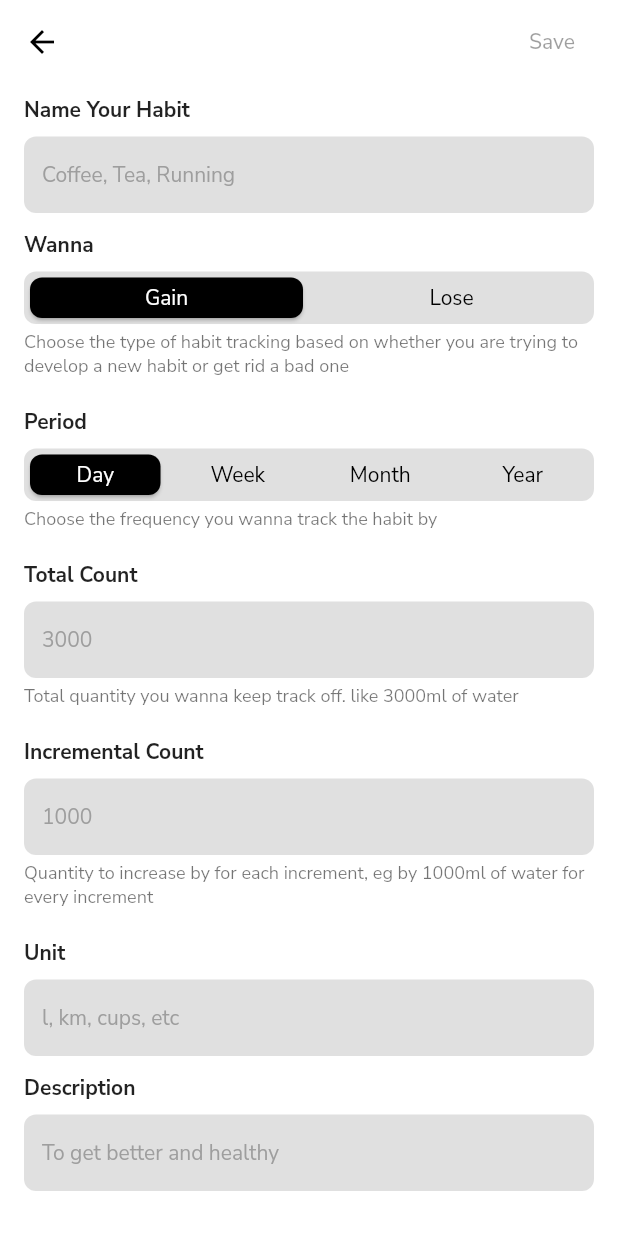
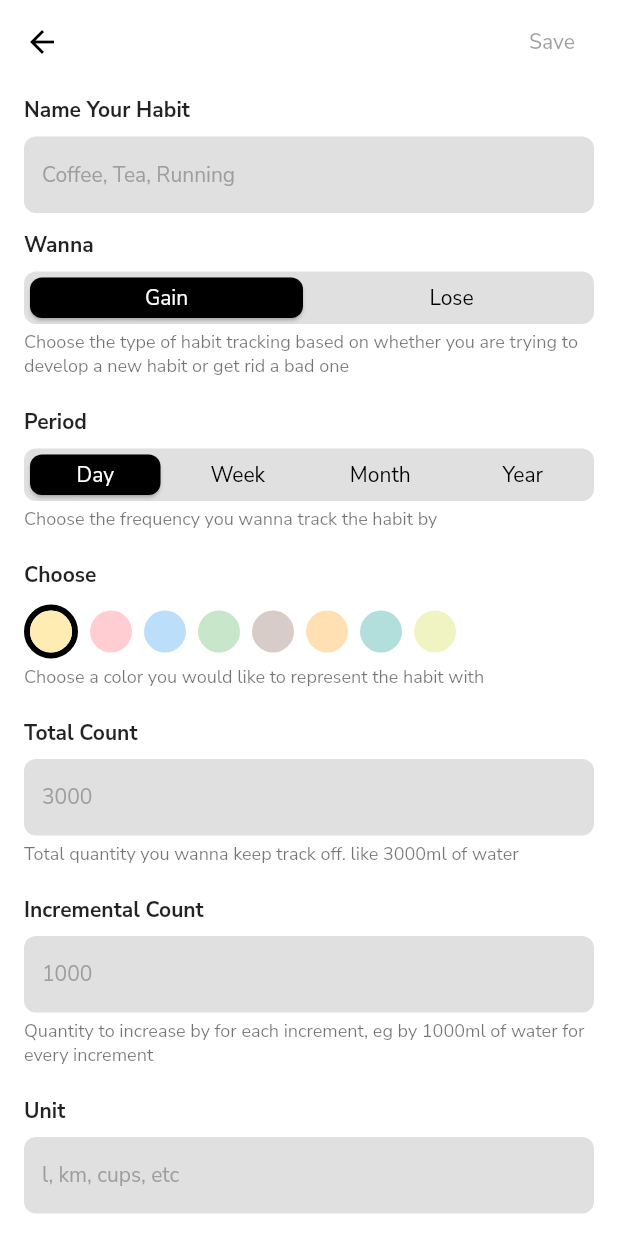
Before and after one commit to Nithsua/habitist, a Flutter app: the screen it shows after launch, after a tap on the "add" icon, on a phone screen of 412 x 824 dp. Run offline on Flutter 3.47's test engine with Material 2 defaults, Android fonts, the phone set to English and light mode, and no system bars; our stand-ins replace cloud_firestore, firebase_core, flutter_riverpod, freezed_annotation, google_fonts; accounts and stored records are empty.

Commit message:
[UI]: Added colors to habits

```diff
--- /dev/null
+++ b/lib/app/constants.dart
@@ -0,0 +1,12 @@
+import 'package:flutter/material.dart';
+
+final colorPalettes = [
+  Colors.amber.shade100,
+  Colors.red.shade100,
+  Colors.blue.shade100,
+  Colors.green.shade100,
+  Colors.brown.shade100,
+  Colors.orange.shade100,
+  Colors.teal.shade100,
+  Colors.lime.shade100,
+];
--- a/lib/app/models/view/new_habit_screen/new_habit_screen.model.dart
+++ b/lib/app/models/view/new_habit_screen/new_habit_screen.model.dart
@@ -11,8 +11,12 @@ class NewHabitScreenModel with _$NewHabitScreenModel {
   const factory NewHabitScreenModel({
     required Habit habit,
     required bool loading,
+    required int selectedColor,
   }) = _NewHabitScreenModel;
 
   factory NewHabitScreenModel.initial() => NewHabitScreenModel(
-      loading: false, habit: Habit.initial(const Uuid().v4()));
+        loading: false,
+        habit: Habit.initial(const Uuid().v4()),
+        selectedColor: 0,
+      );
 }
--- a/lib/app/screens/home.screen.dart
+++ b/lib/app/screens/home.screen.dart
@@ -4,11 +4,6 @@ import 'package:habitist/app/global_viewmodels.dart';
 import 'package:habitist/app/models/data/habit/habit.model.dart';
 import 'package:habitist/app/screens/activity.widget.dart';
 import 'package:habitist/app/widgets/custom_bottom_navigaton_bar.widget.dart';
-
-final colorPalettes = [
-  Colors.amber.shade100,
-  Colors.red.shade100,
-];
 
 class HomeScreen extends ConsumerWidget {
   const HomeScreen({Key? key}) : super(key: key);
@@ -18,8 +13,15 @@ class HomeScreen extends ConsumerWidget {
     return Scaffold(
       body: SafeArea(
         child: ref.watch(homeScreenProvider).when(
-              data: (data) => SingleChildScrollView(
+              data: (data) => LayoutBuilder(builder: (context, constraints) {
+                return RefreshIndicator(
+                  onRefresh: () async =>
+                      await ref.read(homeScreenProvider.notifier).fetchData(),
+                  child: SizedBox.expand(
+                    child: SingleChildScrollView(
+                        physics: const AlwaysScrollableScrollPhysics(),
                         child: Column(
+                          mainAxisSize: MainAxisSize.max,
                           crossAxisAlignment: CrossAxisAlignment.start,
                           children: [
                             Column(
@@ -30,13 +32,16 @@ class HomeScreen extends ConsumerWidget {
                                     text: TextSpan(children: [
                                       TextSpan(
                                           text: 'Hi, Nithsua\n',
-                                style: Theme.of(context).textTheme.titleLarge),
+                                          style: Theme.of(context)
+                                              .textTheme
+                                              .titleLarge),
                                       TextSpan(
                                           text: 'Welcome Back',
                                           style: Theme.of(context)
                                               .textTheme
                                               .headlineSmall
-                                    ?.copyWith(fontWeight: FontWeight.bold)),
+                                              ?.copyWith(
+                                                  fontWeight: FontWeight.bold)),
                                     ]),
                                   ),
                                 ),
@@ -53,6 +58,9 @@ class HomeScreen extends ConsumerWidget {
                             ),
                           ],
                         )),
+                  ),
+                );
+              }),
               error: (error, stackTrace) => Container(),
               loading: () => Center(
                 child: Column(
--- a/lib/app/screens/new_habit.screen.dart
+++ b/lib/app/screens/new_habit.screen.dart
@@ -1,5 +1,6 @@
 import 'package:flutter/material.dart';
 import 'package:flutter_riverpod/flutter_riverpod.dart';
+import 'package:habitist/app/constants.dart';
 import 'package:habitist/app/models/view/new_habit_screen/new_habit_screen.model.dart';
 import 'package:habitist/app/screens/home.screen.dart';
 import 'package:habitist/app/viewmodels/new_habit_screen.viewmodel.dart';
@@ -73,6 +74,16 @@ class NewHabitScreen extends ConsumerWidget {
                   caption: 'Choose the frequency you wanna track the habit by',
                 ),
                 const SizedBox(height: 12.0),
+                ColorPickerWithLabel(
+                  label: 'Choose',
+                  colors: colorPalettes,
+                  selected: ref.watch(newHabitScreenProvider).selectedColor,
+                  onChange:
+                      ref.read(newHabitScreenProvider.notifier).changeColor,
+                  caption:
+                      'Choose a color you would like to represent the habit with',
+                ),
+                const SizedBox(height: 12.0),
                 TextFieldWithLabel(
                   label: 'Total Count',
                   hintText: '3000',
@@ -125,6 +136,104 @@ class NewHabitScreen extends ConsumerWidget {
             ),
           ),
         ),
+      ),
+    );
+  }
+}
+
+class ColorPickerWithLabel extends StatelessWidget {
+  final String? caption;
+  final String label;
+  final int selected;
+  final List<Color> colors;
+  final void Function(int)? onChange;
+  const ColorPickerWithLabel({
+    super.key,
+    this.onChange,
+    this.caption,
+    required this.label,
+    required this.selected,
+    required this.colors,
+  });
+
+  @override
+  Widget build(BuildContext context) {
+    return Column(
+      crossAxisAlignment: CrossAxisAlignment.start,
+      children: [
+        Text(
+          label,
+          style: Theme.of(context)
+              .textTheme
+              .bodyMedium
+              ?.copyWith(fontWeight: FontWeight.bold),
+        ),
+        const SizedBox(height: 8.0),
+        CustomColorPicker(
+          onChange: onChange,
+          selected: selected,
+          colors: colors,
+        ),
+        caption != null
+            ? Column(
+                children: [
+                  const SizedBox(height: 4),
+                  Text(caption!, style: Theme.of(context).textTheme.caption),
+                  const SizedBox(height: 8)
+                ],
+              )
+            : const SizedBox()
+      ],
+    );
+  }
+}
+
+class CustomColorPicker extends StatelessWidget {
+  final int selected;
+  final List<Color> colors;
+  final void Function(int)? onChange;
+  const CustomColorPicker({
+    super.key,
+    this.onChange,
+    required this.colors,
+    required this.selected,
+  });
+
+  @override
+  Widget build(BuildContext context) {
+    return Wrap(
+      crossAxisAlignment: WrapCrossAlignment.center,
+      children: colors
+          .asMap()
+          .keys
+          .map((i) => Padding(
+                padding: const EdgeInsets.only(right: 8.0, top: 2),
+                child: GestureDetector(
+                  onTap: () => onChange?.call(i),
+                  child: ColorPick(
+                      color: colorPalettes[i], isSelected: selected == i),
+                ),
+              ))
+          .toList(),
+    );
+  }
+}
+
+class ColorPick extends StatelessWidget {
+  final Color color;
+  final bool isSelected;
+  const ColorPick({super.key, required this.color, required this.isSelected});
+
+  @override
+  Widget build(BuildContext context) {
+    return Container(
+      decoration: BoxDecoration(
+          shape: BoxShape.circle,
+          border:
+              isSelected ? Border.all(width: 4.0, color: Colors.black) : null),
+      child: CircleAvatar(
+        maxRadius: 14,
+        backgroundColor: color,
       ),
     );
   }
--- a/lib/app/viewmodels/new_habit_screen.viewmodel.dart
+++ b/lib/app/viewmodels/new_habit_screen.viewmodel.dart
@@ -1,5 +1,7 @@
 import 'package:flutter/material.dart';
 import 'package:flutter_riverpod/flutter_riverpod.dart';
+import 'package:habitist/app/constants.dart';
+import 'package:habitist/app/extension/color.dart';
 import 'package:habitist/app/models/data/habit/habit.model.dart';
 import 'package:habitist/app/models/view/new_habit_screen/new_habit_screen.model.dart';
 import 'package:habitist/app/services/habit.service.dart';
@@ -22,15 +24,11 @@ class NewHabitScreenViewModel extends StateNotifier<NewHabitScreenModel> {
   void changePeriod(int period) => state = state.copyWith(
       habit: state.habit.copyWith(period: Period.values[period]));
 
-  void changeCount(String count) {
-    state = state.copyWith(
-        habit: state.habit.copyWith(goalValue: int.parse(count)));
-  }
+  void changeCount(String count) => state =
+      state.copyWith(habit: state.habit.copyWith(goalValue: int.parse(count)));
 
-  void changeIncrementalCount(String count) {
-    state = state.copyWith(
-        habit: state.habit.copyWith(unitValue: int.parse(count)));
-  }
+  void changeIncrementalCount(String count) => state =
+      state.copyWith(habit: state.habit.copyWith(unitValue: int.parse(count)));
 
   void changeUnit(String unit) =>
       state = state.copyWith(habit: state.habit.copyWith(unit: unit));
@@ -38,6 +36,12 @@ class NewHabitScreenViewModel extends StateNotifier<NewHabitScreenModel> {
   void changeDescription(String description) => state =
       state.copyWith(habit: state.habit.copyWith(description: description));
 
+  void changeColor(int index) => state = state.copyWith(
+      habit: state.habit.copyWith(
+          color: CustomColor.fromJson(
+              ColorExtension(colorPalettes[index]).toJson())),
+      selectedColor: index);
+
   Future<void> createHabit() async {
     await HabitService().createHabit(habit: state.habit);
   }
```
Also changed, not shown: lib/app/models/data/habit/habit.model.g.dart, lib/app/models/view/new_habit_screen/new_habit_screen.model.freezed.dart. Lines whose indentation alone changed are shown as unchanged.
